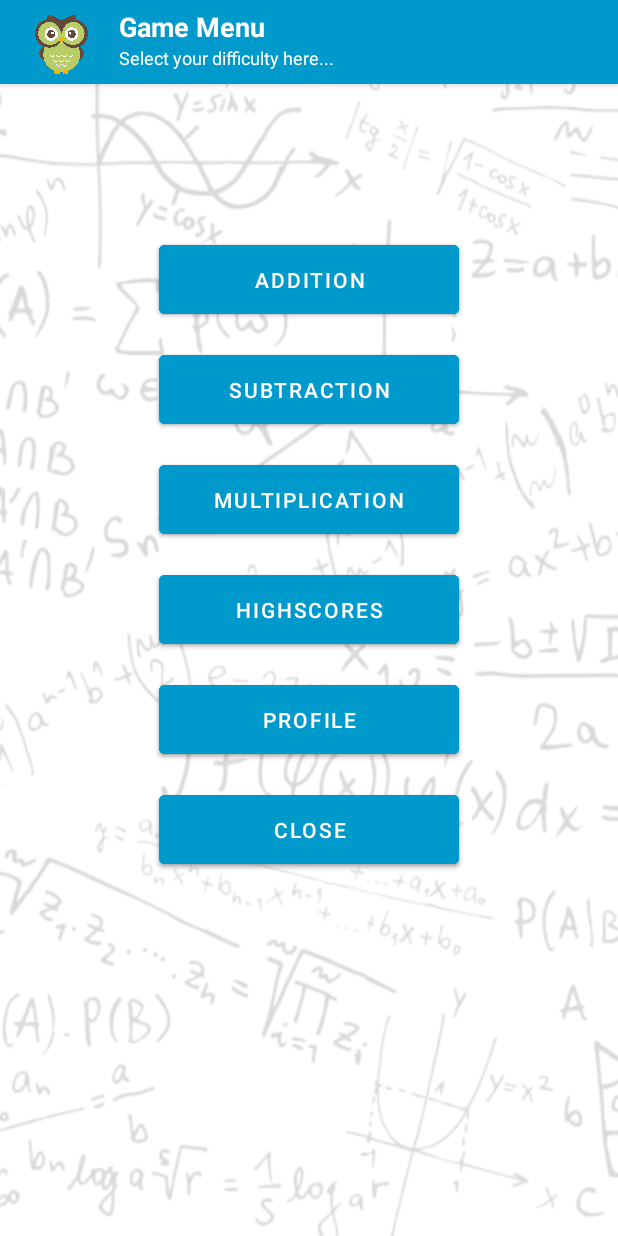
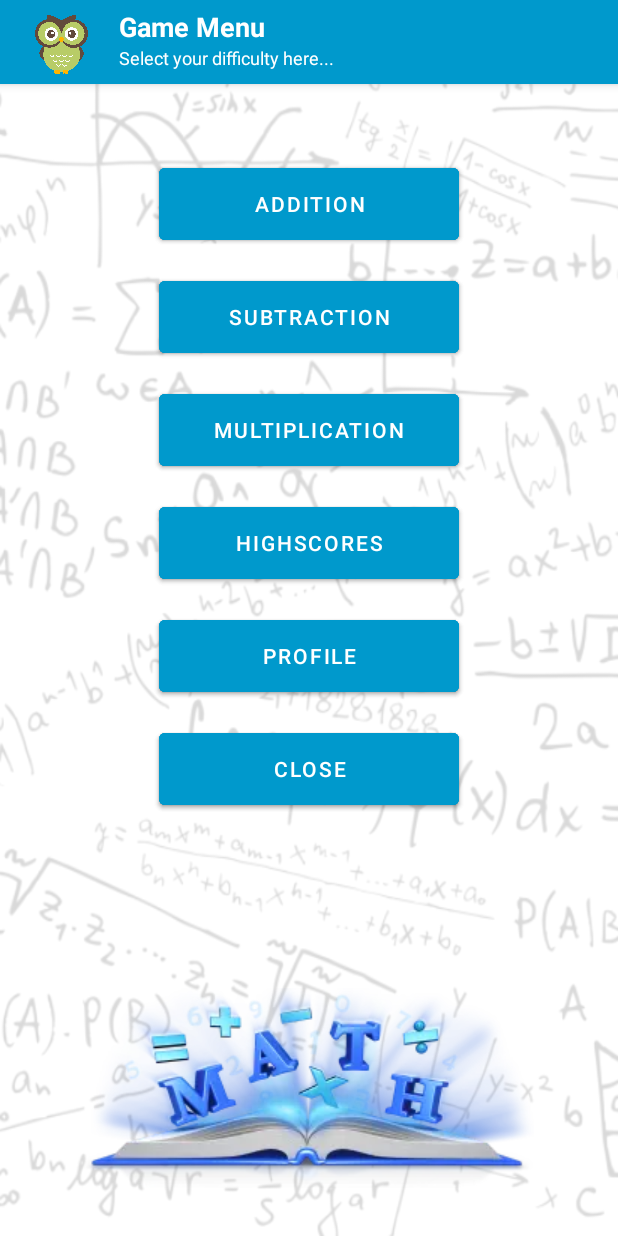
Before and after one commit to dennisbr3003/MathThingy, an Android app: the screen it shows after launch (MainActivity), on a phone screen of 412 x 824 dp. Run offline under Robolectric (Android 15) with nearby library versions, the phone set to English and light mode, and no system bars.

Commit message:
Restructure. Get spinner sel. directly. Timer break-off with back press in profile

```diff
--- a/app/src/main/java/com/dennis_brink/android/mymaththingy/MainMenuFragment.java
+++ b/app/src/main/java/com/dennis_brink/android/mymaththingy/MainMenuFragment.java
@@ -72,7 +72,7 @@ public class MainMenuFragment extends Fragment implements IGameConstants, ILogCo
 
     private void startRegistration() {
         Intent i = new Intent(AppContext.getContext(), RegisterActivity.class); // from --> to
-        i.putExtra("CONFIG", AppProfile.getInstance().getGameProfile()); // send this parameter
+        // i.putExtra("CONFIG", AppProfile.getInstance().getGameProfile()); // send this parameter
         startActivity(i); // run it
     }
 
--- a/app/src/main/java/com/dennis_brink/android/mymaththingy/WebClient.java
+++ b/app/src/main/java/com/dennis_brink/android/mymaththingy/WebClient.java
@@ -7,6 +7,7 @@ import android.util.Log;
 
 import androidx.annotation.NonNull;
 
+import com.dennis_brink.android.mymaththingy.profile.Player;
 import com.fasterxml.jackson.core.JsonProcessingException;
 import com.fasterxml.jackson.databind.JsonNode;
 import com.fasterxml.jackson.databind.ObjectMapper;
--- a/app/src/main/java/com/dennis_brink/android/mymaththingy/FileHelper.java
+++ b/app/src/main/java/com/dennis_brink/android/mymaththingy/profile/FileHelper.java
@@ -1,4 +1,4 @@
-package com.dennis_brink.android.mymaththingy;
+package com.dennis_brink.android.mymaththingy.profile;
 
 import android.content.Context;
 import android.util.Log;
--- a/app/src/main/java/com/dennis_brink/android/mymaththingy/GameProfile.java
+++ b/app/src/main/java/com/dennis_brink/android/mymaththingy/profile/GameProfile.java
@@ -1,4 +1,4 @@
-package com.dennis_brink.android.mymaththingy;
+package com.dennis_brink.android.mymaththingy.profile;
 
 import android.annotation.SuppressLint;
 import android.content.Context;
@@ -40,11 +40,12 @@ public class GameProfile implements Serializable {
         return deviceId;
     }
 
-    public void setConfigValues(String callSign, String displayName, String email, boolean goOnline){
+    public void setConfigValues(String callSign, String displayName, String email, boolean goOnline, String language){
         this.callSign = callSign;
         this.displayName = displayName;
         this.email = email;
         this.doUpsertOnline = goOnline;
+        this.language = language;
     }
 
     private void setDeviceId(String diviceId) {
--- a/app/src/main/java/com/dennis_brink/android/mymaththingy/Player.java
+++ b/app/src/main/java/com/dennis_brink/android/mymaththingy/profile/Player.java
@@ -1,4 +1,4 @@
-package com.dennis_brink.android.mymaththingy;
+package com.dennis_brink.android.mymaththingy.profile;
 
 import java.io.Serializable;
 
--- a/app/src/main/java/com/dennis_brink/android/mymaththingy/CustomAdapter.java
+++ b/app/src/main/java/com/dennis_brink/android/mymaththingy/spinner/CustomAdapter.java
@@ -1,4 +1,4 @@
-package com.dennis_brink.android.mymaththingy;
+package com.dennis_brink.android.mymaththingy.spinner;
 
 import android.content.Context;
 import android.view.LayoutInflater;
@@ -8,6 +8,8 @@ import android.widget.BaseAdapter;
 import android.widget.ImageView;
 import android.widget.SpinnerAdapter;
 import android.widget.TextView;
+
+import com.dennis_brink.android.mymaththingy.R;
 
 import java.util.ArrayList;
 
--- a/app/src/main/java/com/dennis_brink/android/mymaththingy/LanguageSpinnerItem.java
+++ b/app/src/main/java/com/dennis_brink/android/mymaththingy/spinner/LanguageSpinnerItem.java
@@ -1,4 +1,4 @@
-package com.dennis_brink.android.mymaththingy;
+package com.dennis_brink.android.mymaththingy.spinner;
 
 public class LanguageSpinnerItem {
 
--- a/app/src/main/res/layout/activity_main.xml
+++ b/app/src/main/res/layout/activity_main.xml
@@ -13,8 +13,18 @@
         android:name="com.dennis_brink.android.mymaththingy.MainMenuFragment"
         android:layout_width="0dp"
         android:layout_height="0dp"
+        app:layout_constraintBottom_toTopOf="@+id/imageView"
+        app:layout_constraintEnd_toEndOf="parent"
+        app:layout_constraintStart_toStartOf="parent"
+        app:layout_constraintTop_toTopOf="parent" />
+
+    <ImageView
+        android:id="@+id/imageView"
+        android:layout_width="wrap_content"
+        android:layout_height="wrap_content"
+        android:layout_marginBottom="32dp"
         app:layout_constraintBottom_toBottomOf="parent"
         app:layout_constraintEnd_toEndOf="parent"
         app:layout_constraintStart_toStartOf="parent"
-        app:layout_constraintTop_toTopOf="parent" />
+        app:srcCompat="@drawable/mathbook" />
 </androidx.constraintlayout.widget.ConstraintLayout>
--- a/app/src/main/res/layout/fragment_form.xml
+++ b/app/src/main/res/layout/fragment_form.xml
@@ -5,7 +5,7 @@
     android:id="@+id/frameLayoutProfile"
     android:layout_width="match_parent"
     android:layout_height="match_parent"
-    tools:context=".FormFragment">
+    tools:context=".registration.FormFragment">
 
     <!-- TODO: Update blank fragment layout -->
 
--- a/app/src/main/res/layout/fragment_main_menu.xml
+++ b/app/src/main/res/layout/fragment_main_menu.xml
@@ -6,61 +6,84 @@
     android:layout_height="match_parent"
     tools:context=".MainMenuFragment">
 
-    <LinearLayout
+    <androidx.constraintlayout.widget.ConstraintLayout
+        android:id="@+id/ConstraintLayout"
         android:layout_width="match_parent"
-        android:layout_height="match_parent"
-        android:gravity="center"
-        android:orientation="vertical"
+        android:layout_height="wrap_content"
         tools:context=".MainActivity">
 
         <Button
             android:id="@+id/btnAdd"
             android:layout_width="200dp"
-            android:layout_height="58dp"
-            android:layout_marginTop="0dp"
+            android:layout_height="60dp"
+            android:layout_marginTop="50dp"
+            android:layout_marginBottom="15dp"
             android:backgroundTint="@color/holo_blue_dark"
-            android:text="@string/_addition" />
+            android:text="@string/_addition"
+            app:layout_constraintBottom_toTopOf="@+id/btnSubtract"
+            app:layout_constraintEnd_toEndOf="parent"
+            app:layout_constraintStart_toStartOf="parent"
+            app:layout_constraintTop_toTopOf="parent" />
 
         <Button
             android:id="@+id/btnSubtract"
             android:layout_width="200dp"
-            android:layout_height="58dp"
-            android:layout_marginTop="15dp"
+            android:layout_height="60dp"
+            android:layout_marginBottom="15dp"
             android:backgroundTint="@color/holo_blue_dark"
-            android:text="@string/_subtraction" />
+            android:text="@string/_subtraction"
+            app:layout_constraintBottom_toTopOf="@+id/btnMultiply"
+            app:layout_constraintEnd_toEndOf="parent"
+            app:layout_constraintStart_toStartOf="parent"
+            app:layout_constraintTop_toBottomOf="@+id/btnAdd" />
 
         <Button
             android:id="@+id/btnMultiply"
             android:layout_width="200dp"
-            android:layout_height="58dp"
-            android:layout_marginTop="15dp"
+            android:layout_height="60dp"
+            android:layout_marginBottom="15dp"
             android:backgroundTint="@color/holo_blue_dark"
-            android:text="@string/_multiplication" />
+            android:text="@string/_multiplication"
+            app:layout_constraintBottom_toTopOf="@+id/btnHighScores"
+            app:layout_constraintEnd_toEndOf="parent"
+            app:layout_constraintStart_toStartOf="parent"
+            app:layout_constraintTop_toBottomOf="@+id/btnSubtract" />
 
         <Button
             android:id="@+id/btnHighScores"
             android:layout_width="200dp"
-            android:layout_height="58dp"
-            android:layout_marginTop="15dp"
+            android:layout_height="60dp"
+            android:layout_marginBottom="15dp"
             android:backgroundTint="@color/holo_blue_dark"
-            android:text="@string/_highscores" />
+            android:text="@string/_highscores"
+            app:layout_constraintBottom_toTopOf="@+id/btnGoToRegistration"
+            app:layout_constraintEnd_toEndOf="parent"
+            app:layout_constraintStart_toStartOf="parent"
+            app:layout_constraintTop_toBottomOf="@+id/btnMultiply" />
 
         <Button
             android:id="@+id/btnGoToRegistration"
             android:layout_width="200dp"
-            android:layout_height="58dp"
-            android:layout_marginTop="15dp"
+            android:layout_height="60dp"
+            android:layout_marginBottom="15dp"
             android:backgroundTint="@color/holo_blue_dark"
-            android:text="@string/_profile" />
+            android:text="@string/_profile"
+            app:layout_constraintBottom_toTopOf="@+id/btnExit"
+            app:layout_constraintEnd_toEndOf="parent"
+            app:layout_constraintStart_toStartOf="parent"
+            app:layout_constraintTop_toBottomOf="@+id/btnHighScores" />
 
         <Button
             android:id="@+id/btnExit"
             android:layout_width="200dp"
-            android:layout_height="58dp"
-            android:layout_marginTop="15dp"
-            android:layout_marginBottom="140dp"
+            android:layout_height="60dp"
+            android:layout_marginBottom="15dp"
             android:backgroundTint="@color/holo_blue_dark"
-            android:text="@string/_close" />
+            android:text="@string/_close"
+            app:layout_constraintBottom_toBottomOf="parent"
+            app:layout_constraintEnd_toEndOf="parent"
+            app:layout_constraintStart_toStartOf="parent"
+            app:layout_constraintTop_toBottomOf="@+id/btnGoToRegistration" />
 
-    </LinearLayout>
+    </androidx.constraintlayout.widget.ConstraintLayout>
 </FrameLayout>
--- a/app/src/main/res/layout/fragment_progress.xml
+++ b/app/src/main/res/layout/fragment_progress.xml
@@ -5,7 +5,7 @@
     android:id="@+id/frameLayoutProgress"
     android:layout_width="match_parent"
     android:layout_height="match_parent"
-    tools:context=".ProgressFragment">
+    tools:context=".registration.ProgressFragment">
 
     <androidx.constraintlayout.widget.ConstraintLayout
         android:layout_width="match_parent"
--- a/app/src/main/res/layout/fragment_result.xml
+++ b/app/src/main/res/layout/fragment_result.xml
@@ -6,7 +6,7 @@
     android:layout_width="match_parent"
     android:layout_height="match_parent"
     android:visibility="visible"
-    tools:context=".ResultFragment">
+    tools:context=".registration.ResultFragment">
 
     <!-- TODO: Update blank fragment layout -->
     <TextView
--- a/app/src/main/res/values/strings.xml
+++ b/app/src/main/res/values/strings.xml
@@ -63,4 +63,8 @@
     <string name="hello_blank_fragment">Hello blank fragment</string>
     <string name="_gamemenu">Game Menu</string>
     <string name="_selectdifficulty">Select your difficulty here...</string>
+    <string name="_gameprofile">Game Profile</string>
+    <string name="_setupprofile">Setup your game profile...</string>
+    <string name="_notregistered">Curently you are NOT registered online and you DO NOT compete in the global competition</string>
+    <string name="_registered">Curently you are registered online and you compete in the global competition</string>
 </resources>
```
Also changed, not shown: app/src/main/java/com/dennis_brink/android/mymaththingy/RegisterActivity.java (+13 -11 lines), app/src/main/java/com/dennis_brink/android/mymaththingy/profile/AppProfile.java (renamed from app/src/main/java/com/dennis_brink/android/mymaththingy/AppProfile.java, +9 -2 lines), app/src/main/java/com/dennis_brink/android/mymaththingy/registration/FormFragment.java (renamed from app/src/main/java/com/dennis_brink/android/mymaththingy/FormFragment.java, +31 -25 lines), app/src/main/java/com/dennis_brink/android/mymaththingy/registration/ProgressFragment.java (renamed from app/src/main/java/com/dennis_brink/android/mymaththingy/ProgressFragment.java, +4 -4 lines), app/src/main/java/com/dennis_brink/android/mymaththingy/registration/ResultFragment.java (renamed from app/src/main/java/com/dennis_brink/android/mymaththingy/ResultFragment.java, +27 -6 lines), app/src/main/res/drawable/mathbook.webp (added).
